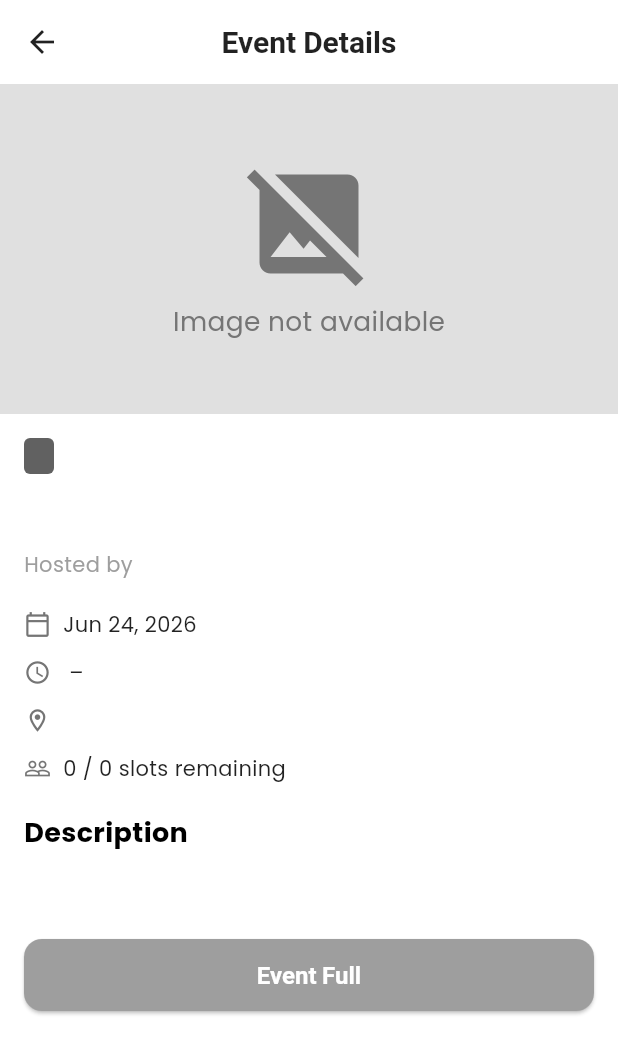
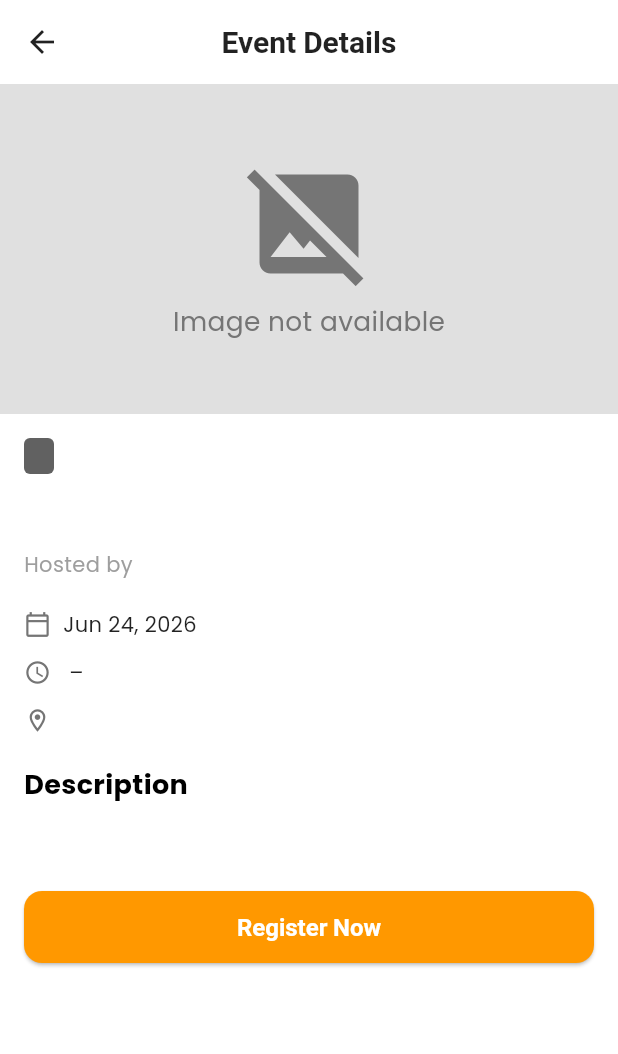
Before and after one commit to bulsu-jclabor/uprise, a Flutter app: the EventDetailScreen screen opened directly with empty values, on a phone screen of 412 x 824 dp. Shown: the top 1054 px of the screen. Run offline on Flutter 3.47's test engine with Material 3 defaults, Android fonts, the phone set to English and light mode, and no system bars; our stand-ins replace cloud_firestore, cross_file, csv, file_picker, firebase_auth, firebase_core and 10 more; missing offline and left inert: dart:html, excel, file_saver, mobile_scanner, universal_html; accounts and stored records are empty.

Commit message:
pop up na yan sha

```diff
--- a/lib/screens/student/student_events_screen.dart
+++ b/lib/screens/student/student_events_screen.dart
@@ -794,7 +794,7 @@ class _CategoryBadge extends StatelessWidget {
   }
 }
 
-// ─── EVENT DETAIL SCREEN ──────────────────────────────────────
+// ─── EVENT DETAIL SCREEN (with registration popup) ────────────
 class EventDetailScreen extends StatefulWidget {
   final EventModel event;
   final VoidCallback onRegistered;
@@ -814,7 +814,7 @@ class EventDetailScreen extends StatefulWidget {
 class _EventDetailScreenState extends State<EventDetailScreen> {
   bool _isLoading = false;
   bool _loadingForm = true;
-  bool _isRegistered = false; // added
+  bool _isRegistered = false;
   Map<String, dynamic>? _formDef;
   final Map<String, TextEditingController> _fieldControllers = {};
   final Map<String, String?> _singleChoice = {};
@@ -935,13 +935,7 @@ class _EventDetailScreenState extends State<EventDetailScreen> {
       ));
       return;
     }
-    if (widget.event.slotsLeft <= 0) {
-      ScaffoldMessenger.of(context).showSnackBar(const SnackBar(
-        content: Text('Event is full! No slots available.'),
-        backgroundColor: Colors.red,
-      ));
-      return;
-    }
+    // No slot check – org does not enforce capacity limits.
     final formError = _validateDynamicFields();
     if (formError != null) {
       ScaffoldMessenger.of(context).showSnackBar(SnackBar(
@@ -970,9 +964,7 @@ class _EventDetailScreenState extends State<EventDetailScreen> {
         final evRef = FirebaseFirestore.instance.collection('events').doc(widget.event.id);
         final evDoc = await tx.get(evRef);
         if (!evDoc.exists) throw Exception('Event not found');
-        final slots = evDoc.data()!['slotsLeft'] as int? ?? 0;
-        if (slots <= 0) throw Exception('No slots available for this event');
-        tx.update(evRef, {'slotsLeft': slots - 1});
+        // No slot decrement – org does not enforce limits.
         tx.set(regRef, {
           'userId': user.uid,
           'eventId': widget.event.id,
@@ -1021,7 +1013,7 @@ class _EventDetailScreenState extends State<EventDetailScreen> {
         ),
       );
 
-  Widget _buildDynamicField(Map<String, dynamic> field) {
+  Widget _buildDynamicField(Map<String, dynamic> field, {VoidCallback? onStateChanged}) {
     final id = field['id'] as String;
     final type = (field['type'] ?? 'short_text') as String;
     final label = (field['label'] ?? '').toString();
@@ -1067,8 +1059,8 @@ class _EventDetailScreenState extends State<EventDetailScreen> {
               lastDate: DateTime(2100),
             );
             if (picked != null) {
-              setState(() => _fieldControllers[id]!.text =
-                  DateFormat('MMM dd, yyyy').format(picked));
+              _fieldControllers[id]!.text = DateFormat('MMM dd, yyyy').format(picked);
+              if (onStateChanged != null) onStateChanged();
             }
           },
         );
@@ -1083,7 +1075,14 @@ class _EventDetailScreenState extends State<EventDetailScreen> {
                     title: Text(o, style: const TextStyle(fontSize: 13)),
                     dense: true,
                     contentPadding: EdgeInsets.zero,
-                    onChanged: (v) => setState(() => _singleChoice[id] = v),
+                    onChanged: (v) {
+                      _singleChoice[id] = v;
+                      if (onStateChanged != null) {
+                        onStateChanged();
+                      } else {
+                        setState(() {});
+                      }
+                    },
                   ))
               .toList(),
         );
@@ -1098,7 +1097,14 @@ class _EventDetailScreenState extends State<EventDetailScreen> {
                     child: Text(o, style: const TextStyle(fontSize: 13)),
                   ))
               .toList(),
-          onChanged: (v) => setState(() => _singleChoice[id] = v),
+          onChanged: (v) {
+            _singleChoice[id] = v;
+            if (onStateChanged != null) {
+              onStateChanged();
+            } else {
+              setState(() {});
+            }
+          },
         );
         break;
       case 'checkboxes':
@@ -1111,14 +1117,19 @@ class _EventDetailScreenState extends State<EventDetailScreen> {
                     controlAffinity: ListTileControlAffinity.leading,
                     dense: true,
                     contentPadding: EdgeInsets.zero,
-                    onChanged: (v) => setState(() {
+                    onChanged: (v) {
                       _multiChoice.putIfAbsent(id, () => {});
                       if (v == true) {
                         _multiChoice[id]!.add(o);
                       } else {
                         _multiChoice[id]!.remove(o);
                       }
-                    }),
+                      if (onStateChanged != null) {
+                        onStateChanged();
+                      } else {
+                        setState(() {});
+                      }
+                    },
                   ))
               .toList(),
         );
@@ -1168,23 +1179,14 @@ class _EventDetailScreenState extends State<EventDetailScreen> {
     );
   }
 
-  Widget _buildRegistrationFormSection() {
-    if (_formDef == null) return const SizedBox.shrink();
+  List<Widget> _buildDialogFields(VoidCallback setDialogState) {
+  if (_formDef == null) return [];
   final fields = (_formDef!['fields'] as List).cast<Map<String, dynamic>>();
   final title = (_formDef!['title'] ?? 'Registration Form').toString();
   final desc = (_formDef!['description'] ?? '').toString();
-    return Container(
-      margin: const EdgeInsets.only(bottom: 24),
-      padding: const EdgeInsets.all(16),
-      decoration: BoxDecoration(
-        color: Colors.grey.shade50,
-        borderRadius: BorderRadius.circular(12),
-        border: Border.all(color: Colors.grey.shade200),
-      ),
-      child: Column(
-        crossAxisAlignment: CrossAxisAlignment.start,
-        children: [
-          Text(title, style: const TextStyle(fontSize: 16, fontWeight: FontWeight.w700)),
+
+  return [
+    Text(title, style: const TextStyle(fontSize: 18, fontWeight: FontWeight.w700)),
     if (desc.isNotEmpty)
       Padding(
         padding: const EdgeInsets.only(top: 4),
@@ -1193,10 +1195,79 @@ class _EventDetailScreenState extends State<EventDetailScreen> {
           style: TextStyle(fontSize: 13, color: Colors.grey.shade600),
         ),
       ),
-          const SizedBox(height: 14),
-          ...fields.map(_buildDynamicField),
+    const SizedBox(height: 16),
+    ...fields.map((f) => _buildDynamicField(f, onStateChanged: setDialogState)),
+  ];
+}
+
+void _showRegistrationDialog() {
+  if (_formDef == null) {
+    _registerForEvent();
+    return;
+  }
+  showDialog(
+    context: context,
+    barrierDismissible: false,
+    builder: (ctx) {
+      return StatefulBuilder(
+        builder: (ctx, setDialogState) {
+          // Here we pass a VoidCallback that calls setDialogState to trigger rebuild
+          return AlertDialog(
+            shape: RoundedRectangleBorder(
+              borderRadius: BorderRadius.circular(16),
+            ),
+            title: Row(
+              children: [
+                const Icon(Icons.edit_note, color: AppColors.primaryDark),
+                const SizedBox(width: 10),
+                const Text('Register for Event'),
               ],
             ),
+            content: SingleChildScrollView(
+              child: Container(
+                width: 450,
+                constraints: BoxConstraints(
+                  maxHeight: MediaQuery.of(ctx).size.height * 0.7,
+                ),
+                child: Column(
+                  mainAxisSize: MainAxisSize.min,
+                  children: _buildDialogFields(() => setDialogState(() {})),
+                ),
+              ),
+            ),
+            actions: [
+              TextButton(
+                onPressed: () => Navigator.pop(ctx),
+                child: const Text('Cancel'),
+              ),
+              ElevatedButton(
+                onPressed: _isLoading
+                    ? null
+                    : () async {
+                        final formError = _validateDynamicFields();
+                        if (formError != null) {
+                          ScaffoldMessenger.of(ctx).showSnackBar(
+                            SnackBar(
+                              content: Text(formError),
+                              backgroundColor: Colors.red,
+                            ),
+                          );
+                          return;
+                        }
+                        Navigator.pop(ctx);
+                        await _registerForEvent();
+                      },
+                style: ElevatedButton.styleFrom(
+                  backgroundColor: AppColors.primaryDark,
+                  foregroundColor: Colors.white,
+                ),
+                child: const Text('Submit Registration'),
+              ),
+            ],
+          );
+        },
+      );
+    },
   );
 }
 
@@ -1255,11 +1326,7 @@ class _EventDetailScreenState extends State<EventDetailScreen> {
                     icon: Icons.location_on_outlined,
                     text: widget.event.location,
                   ),
-                  const SizedBox(height: 12),
-                  _InfoRow(
-                    icon: Icons.people_outline,
-                    text: '${widget.event.slotsLeft} / ${widget.event.capacity} slots remaining',
-                  ),
+                  // ─── Slots info removed ──────────────────────────
                   const SizedBox(height: 20),
                   const Text(
                     'Description',
@@ -1272,52 +1339,34 @@ class _EventDetailScreenState extends State<EventDetailScreen> {
                   ),
                   const SizedBox(height: 30),
 
-                  // Dynamic registration form
-                  if (!widget.isPastEvent && !_isRegistered && _loadingForm)
+                  // ─── Register / status buttons ────────────────────
+                  if (!widget.isPastEvent && !_isRegistered) ...[
+                    if (_loadingForm)
                       const Center(
                         child: Padding(
                           padding: EdgeInsets.symmetric(vertical: 12),
                           child: CircularProgressIndicator(strokeWidth: 2),
                         ),
-                    ),
-                  if (!widget.isPastEvent && !_isRegistered && !_loadingForm)
-                    _buildRegistrationFormSection(),
-
-                  // Register / status button
-                  if (!widget.isPastEvent && !_isRegistered)
+                      )
+                    else
                       SizedBox(
                         width: double.infinity,
                         child: ElevatedButton(
-                        onPressed: _isLoading || _loadingForm ? null : _registerForEvent,
+                          onPressed: _showRegistrationDialog,
                           style: ElevatedButton.styleFrom(
-                          backgroundColor:
-                              widget.event.slotsLeft > 0 ? AppColors.primaryDark : Colors.grey,
+                            backgroundColor: AppColors.primaryDark,
                             padding: const EdgeInsets.symmetric(vertical: 14),
                             shape: RoundedRectangleBorder(
                               borderRadius: BorderRadius.circular(12),
                             ),
                           ),
-                        child: _isLoading
-                            ? const SizedBox(
-                                height: 20,
-                                width: 20,
-                                child: CircularProgressIndicator(
-                                  color: Colors.white,
-                                  strokeWidth: 2,
-                                ),
-                              )
-                            : Text(
-                                widget.event.slotsLeft > 0
-                                    ? 'Register Now (${widget.event.slotsLeft} slots left)'
-                                    : 'Event Full',
-                                style: const TextStyle(
-                                  fontSize: 16,
-                                  fontWeight: FontWeight.w700,
-                                  color: Colors.white,
+                          child: const Text(
+                            'Register Now',
+                            style: TextStyle(fontSize: 16, fontWeight: FontWeight.w700),
                           ),
                         ),
                       ),
-                    ),
+                  ],
 
                   if (_isRegistered && !widget.isPastEvent)
                     Container(
```
Lines whose indentation alone changed are shown as unchanged.
